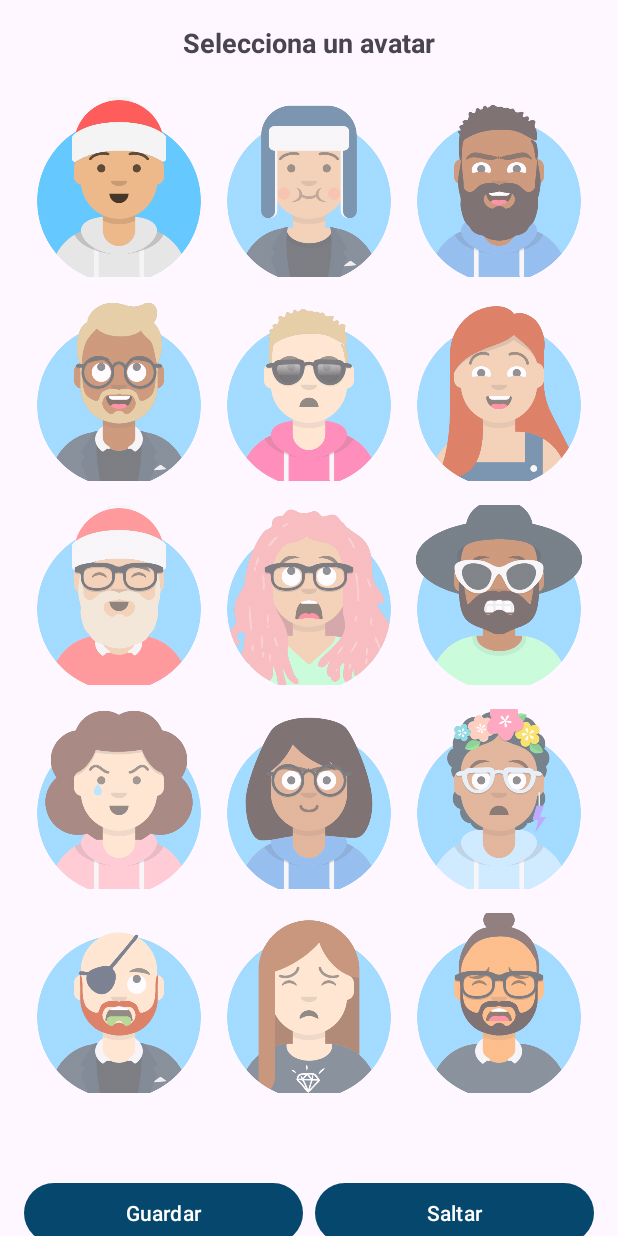
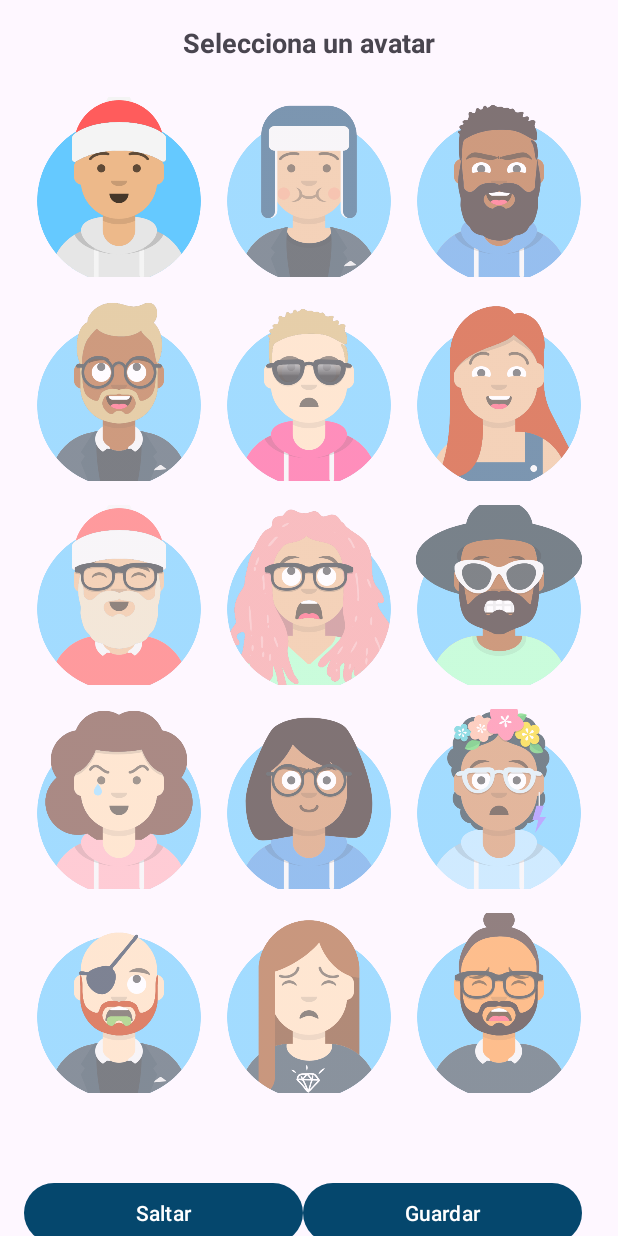
Before and after one commit to AlejandroRiba/AppIntercambiosJR, an Android app: the SelectAvatarActivity screen opened directly, with no data from a screen before it, on a phone screen of 412 x 824 dp. Run offline under Robolectric (Android 15) with nearby library versions, the phone set to English and light mode, and no system bars; our stand-ins replace Firebase (no records; nobody signed in at launch, a user with empty details on screens opened directly).

Commit message:
changes on select avatar
we change the textcolor on the buttons

```diff
--- a/app/src/main/res/layout/activity_selectavatar.xml
+++ b/app/src/main/res/layout/activity_selectavatar.xml
@@ -56,20 +56,24 @@
         app:layout_constraintStart_toStartOf="parent"
         app:layout_constraintTop_toBottomOf="@id/scrollitems">
 
+
+        <Button
+            android:id="@+id/btnSaltar"
+            android:layout_width="0dp"
+            android:layout_height="wrap_content"
+            android:layout_weight="1"
+            android:text="Saltar"
+            android:textColor="@color/white"/>
+
         <Button
             android:id="@+id/btnGuardar"
             android:layout_width="0dp"
             android:layout_height="wrap_content"
             android:layout_weight="1"
             android:text="Guardar"
-            android:layout_marginEnd="8dp"/>
+            android:layout_marginEnd="8dp"
+            android:textColor="@color/white"/>
 
-        <Button
-            android:id="@+id/btnSaltar"
-            android:layout_width="0dp"
-            android:layout_height="wrap_content"
-            android:layout_weight="1"
-            android:text="Saltar"/>
     </LinearLayout>
 
 </androidx.constraintlayout.widget.ConstraintLayout>
```
